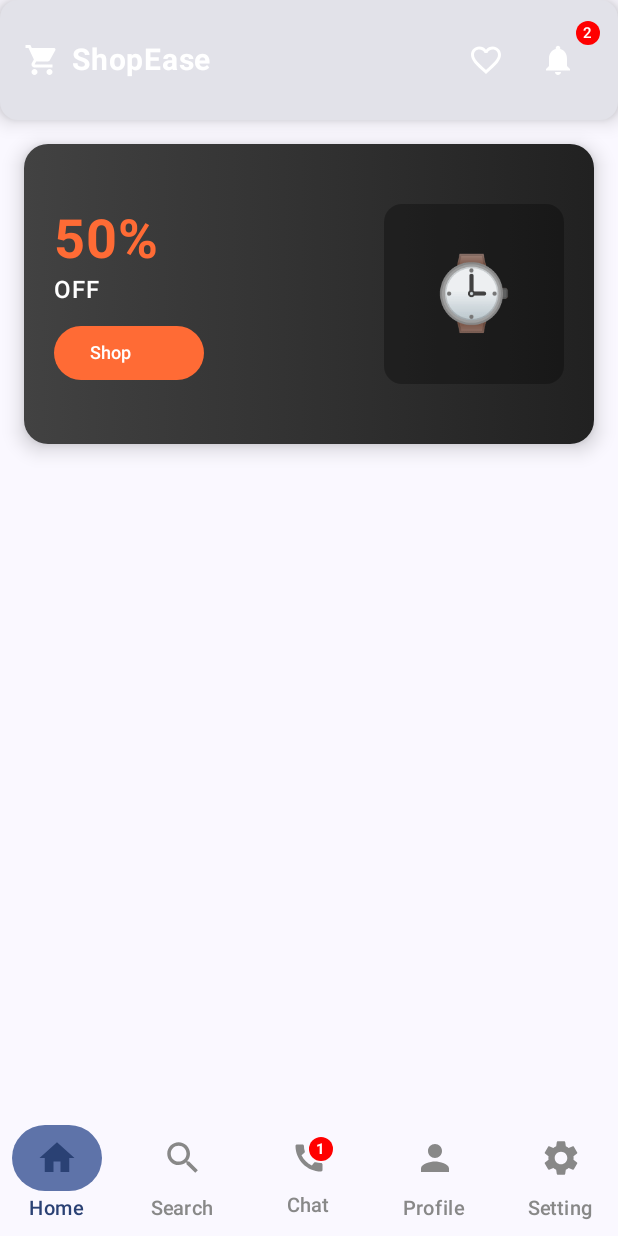
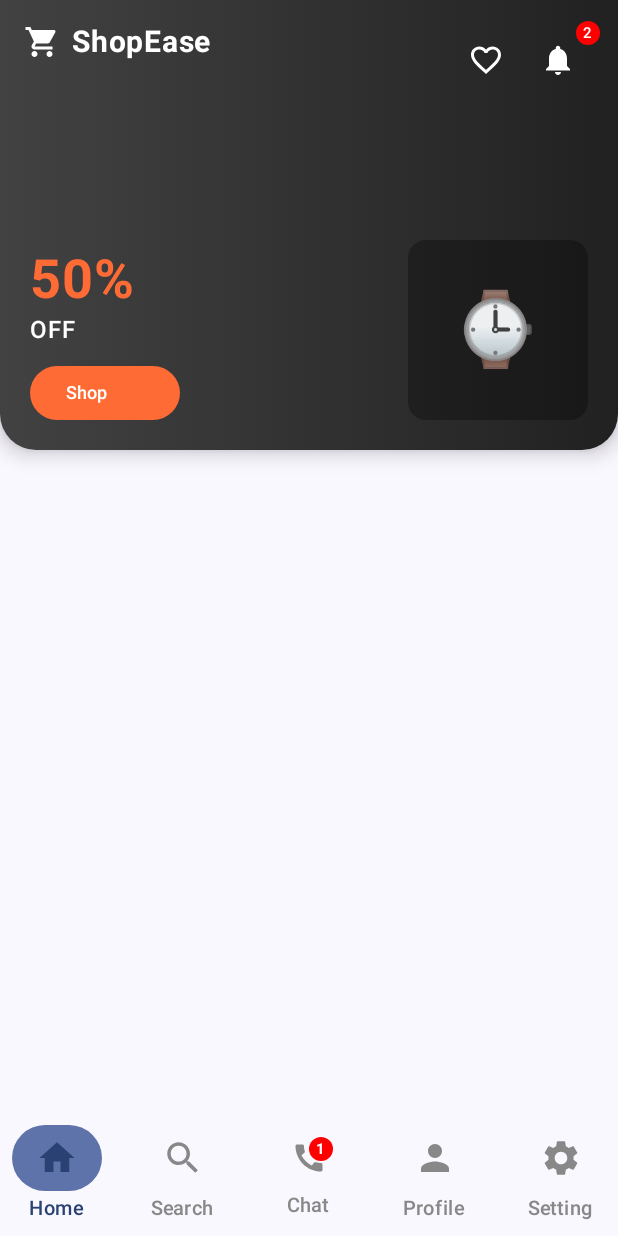
Before and after one commit to MustaphaBousilDev/ecommerce-application-mobile, an Android app built with Jetpack Compose: the screen it shows after launch (MainActivity), on a phone screen of 412 x 824 dp. Run offline under Robolectric (Android 15) with nearby library versions, the phone set to English and light mode, and no system bars.

Commit message:
finsih structure f PromoBanner

```diff
--- a/app/src/main/java/com/mustapha/application_android_kotlin/ui/components/Home/PromoBanner.kt
+++ b/app/src/main/java/com/mustapha/application_android_kotlin/ui/components/Home/PromoBanner.kt
@@ -12,10 +12,18 @@ import androidx.compose.foundation.layout.padding
 import androidx.compose.foundation.layout.size
 import androidx.compose.foundation.layout.width
 import androidx.compose.foundation.shape.RoundedCornerShape
+import androidx.compose.material.icons.Icons
+import androidx.compose.material.icons.filled.FavoriteBorder
+import androidx.compose.material.icons.filled.Notifications
+import androidx.compose.material.icons.filled.ShoppingCart
+import androidx.compose.material3.Badge
+import androidx.compose.material3.BadgedBox
 import androidx.compose.material3.Button
 import androidx.compose.material3.ButtonDefaults
 import androidx.compose.material3.Card
 import androidx.compose.material3.CardDefaults
+import androidx.compose.material3.Icon
+import androidx.compose.material3.IconButton
 import androidx.compose.material3.Text
 import androidx.compose.runtime.Composable
 import androidx.compose.ui.Alignment
@@ -33,9 +41,13 @@ fun PromoBanner(
 ){
   Card(
     modifier = Modifier.fillMaxSize()
-      .height(200.dp)
-      .padding(horizontal = 16.dp),
-    shape = RoundedCornerShape(16.dp),
+      .height(300.dp),
+    shape = RoundedCornerShape(
+      topStart = 0.dp,
+      topEnd = 0.dp,
+      bottomStart = 24.dp,
+      bottomEnd = 24.dp,
+    ),
     elevation = CardDefaults.cardElevation(defaultElevation = 8.dp)
   ) {
     Box(
@@ -49,11 +61,73 @@ fun PromoBanner(
           )
         )
     ){
+      Row(
+        modifier = Modifier
+          .fillMaxSize()
+          .padding(16.dp),
+        horizontalArrangement = Arrangement.SpaceBetween,
+        verticalAlignment = Alignment.Top
+      ) {
+        Row (
+          verticalAlignment = Alignment.CenterVertically
+        ){
+          Icon(
+            imageVector = Icons.Default.ShoppingCart,
+            contentDescription = "ShopEase Logo",
+            tint = Color.White,
+            modifier = Modifier.size(24.dp)
+          )
+          Spacer(modifier = Modifier.width(8.dp))
+          Text(
+            text="ShopEase",
+            color = Color.White,
+            fontSize = 20.sp,
+            fontWeight = FontWeight.Bold
+          )
+        }
+        Row(
+
+        ){
+          IconButton(onClick = {}) {
+            Icon(
+              imageVector = Icons.Default.FavoriteBorder,
+              contentDescription = "Favorites",
+              tint = Color.White,
+              modifier = Modifier.size(24.dp)
+            )
+          }
+          BadgedBox(
+            badge = {
+              Badge(
+                containerColor = Color.Red,
+                contentColor = Color.White
+              ) {
+                Text(
+                  text="2",
+                  fontSize = 10.sp
+                )
+              }
+            }
+          ) {
+            IconButton(
+              onClick = {}
+            ) {
+              Icon(
+                imageVector = Icons.Default.Notifications,
+                contentDescription = "Notifications",
+                tint = Color.White,
+                modifier = Modifier.size(24.dp)
+              )
+            }
+          }
+        }
+      }
+      Spacer(modifier = Modifier.height(16.dp))
       Row (
         modifier = Modifier.fillMaxSize()
           .padding(20.dp),
         horizontalArrangement = Arrangement.SpaceBetween,
-        verticalAlignment = Alignment.CenterVertically
+        verticalAlignment = Alignment.Bottom
       ){
         Column(
           modifier = Modifier.weight(1f),
--- a/app/src/main/java/com/mustapha/application_android_kotlin/ui/screens/HomeScreen.kt
+++ b/app/src/main/java/com/mustapha/application_android_kotlin/ui/screens/HomeScreen.kt
@@ -45,8 +45,7 @@ fun HomeScreen() {
 
         //{ = Start of Column content
     ) {
-        TopHeader()
-        Spacer(modifier = Modifier.height(16.dp))
+
         PromoBanner()
     }
 }
```
